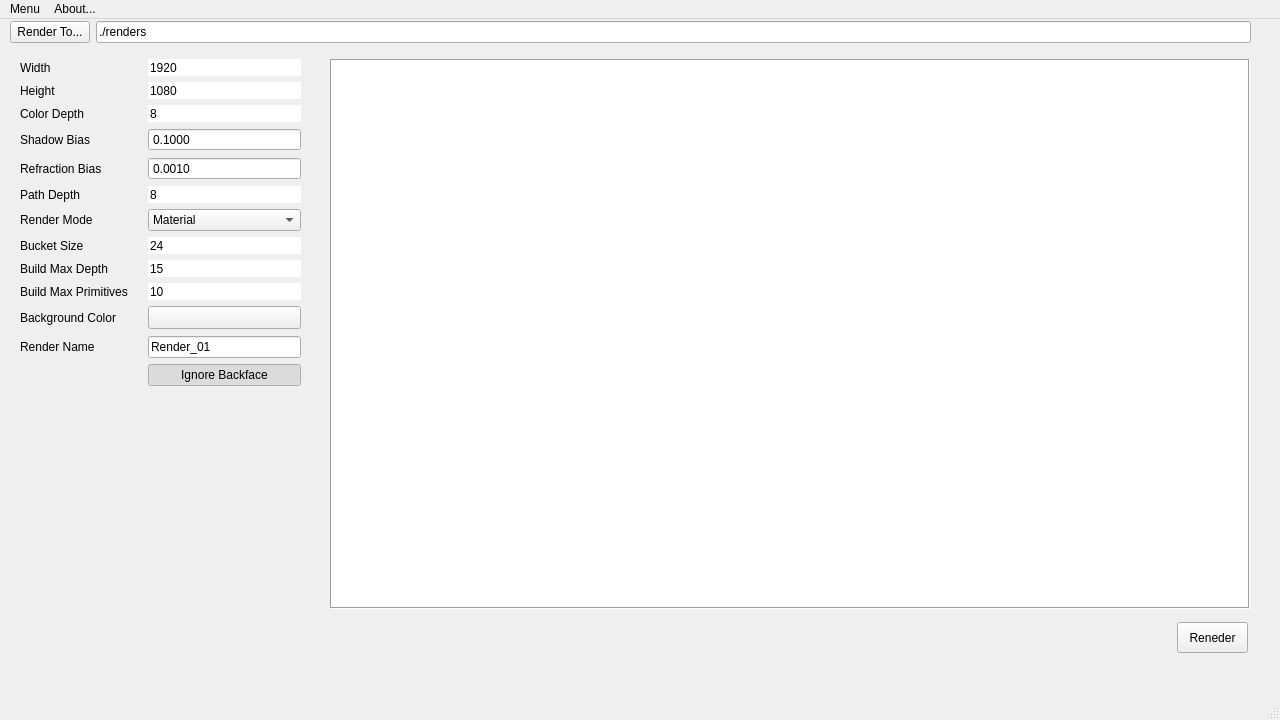
First picture: the form in Qt_UI/rsc/RayTracer.ui, repository AleksKovachev/RayTracer, before the edit.
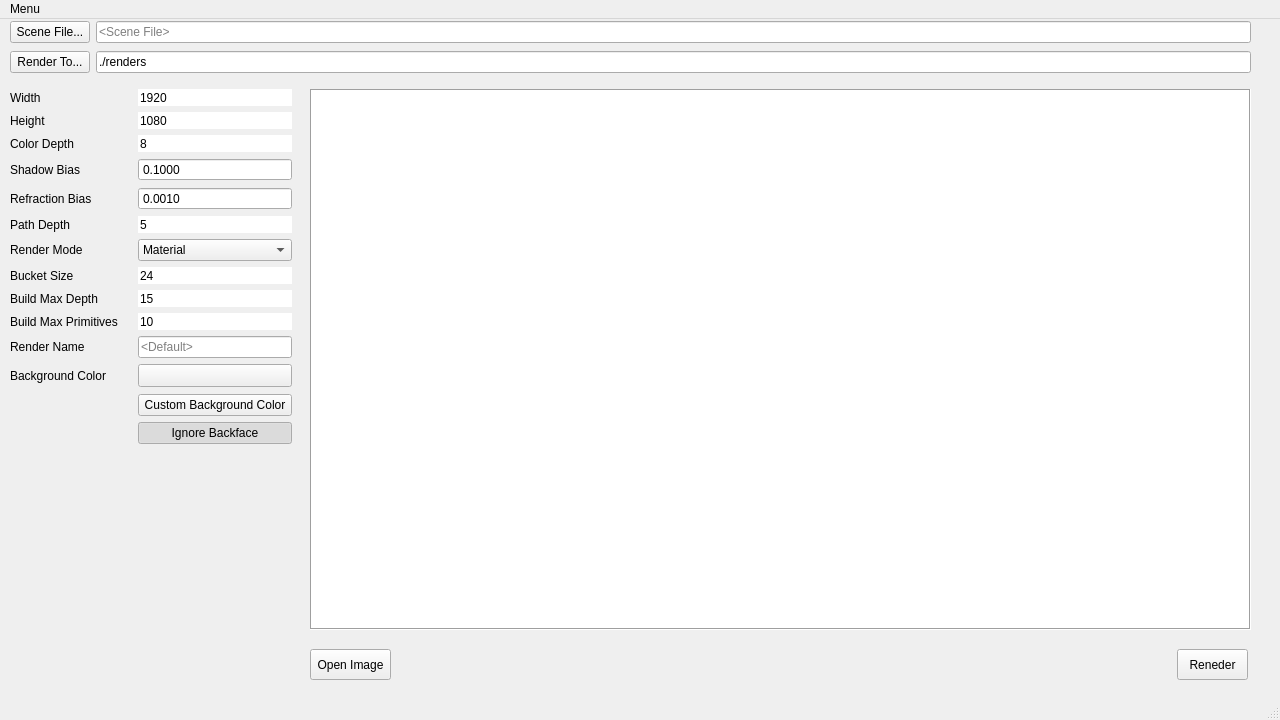
Second picture: the form after the edit. Icons and pictures are not drawn.

The edit to the form file:
```diff
--- a/Qt_UI/rsc/RayTracer.ui
+++ b/Qt_UI/rsc/RayTracer.ui
@@ -12,8 +12,14 @@
   </property>
   <property name="minimumSize">
    <size>
-    <width>800</width>
-    <height>600</height>
+    <width>1280</width>
+    <height>720</height>
+   </size>
+  </property>
+  <property name="maximumSize">
+   <size>
+    <width>1280</width>
+    <height>720</height>
    </size>
   </property>
   <property name="windowTitle">
@@ -23,10 +29,10 @@
    <widget class="QWidget" name="formLayoutWidget">
     <property name="geometry">
      <rect>
-      <x>20</x>
-      <y>40</y>
-      <width>281</width>
-      <height>351</height>
+      <x>10</x>
+      <y>70</y>
+      <width>282</width>
+      <height>387</height>
      </rect>
     </property>
     <layout class="QFormLayout" name="mainSettings">
@@ -137,7 +143,7 @@
      <item row="2" column="1">
       <widget class="QSpinBox" name="colorDepthSpin">
        <property name="toolTip">
-        <string>Color precision. The higher the color depth - the more color nuances will be produced. Defaults to 8-bit color, which makes each color component have a maximum value of 255, for a total of 16,777,216 colors.</string>
+        <string>Color precision. The higher the color depth - the more color nuances will be produced. Defaults to 8-bit color, which makes each color component have a maximum value of 255, for a total of 16,777,216 colors. Currently not set up.</string>
        </property>
        <property name="wrapping">
         <bool>false</bool>
@@ -145,6 +151,9 @@
        <property name="frame">
         <bool>false</bool>
        </property>
+       <property name="readOnly">
+        <bool>true</bool>
+       </property>
        <property name="buttonSymbols">
         <enum>QAbstractSpinBox::ButtonSymbols::NoButtons</enum>
        </property>
@@ -176,7 +185,7 @@
       </widget>
      </item>
      <item row="3" column="1">
-      <widget class="QDoubleSpinBox" name="shadowBianSpin">
+      <widget class="QDoubleSpinBox" name="shadowBiasSpin">
        <property name="toolTip">
         <string>Precision fix for shadow rays. Use for correcting shadow artifacts when rendering diffuse objects.</string>
        </property>
@@ -208,7 +217,7 @@
       </widget>
      </item>
      <item row="4" column="1">
-      <widget class="QDoubleSpinBox" name="refractBianSpin">
+      <widget class="QDoubleSpinBox" name="refractBiasSpin">
        <property name="toolTip">
         <string>Precision fix for refraction rays. Use for correcting refraction artifacts when rendering semi-transparent objects.</string>
        </property>
@@ -230,7 +239,7 @@
       </widget>
      </item>
      <item row="5" column="0">
-      <widget class="QLabel" name="pathDepthLabel_2">
+      <widget class="QLabel" name="pathDepthLabel">
        <property name="toolTip">
         <string>The number of times a ray can be reflected or refracted before it stops calculating.</string>
        </property>
@@ -263,7 +272,7 @@
         <number>100</number>
        </property>
        <property name="value">
-        <number>8</number>
+        <number>5</number>
        </property>
        <property name="displayIntegerBase">
         <number>10</number>
@@ -334,7 +343,7 @@
       </widget>
      </item>
      <item row="7" column="1">
-      <widget class="QSpinBox" name="resHeightSpin_2">
+      <widget class="QSpinBox" name="bucketSizeSpin">
        <property name="toolTip">
         <string>The size of each render bucket. Defaults to 24x24 pixels.</string>
        </property>
@@ -446,7 +455,49 @@
        </property>
       </widget>
      </item>
+     <item row="13" column="1">
+      <widget class="QPushButton" name="ignoreBackfaceBtn">
+       <property name="toolTip">
+        <string>Should the back faces of the triangles be rendered or ignored.</string>
+       </property>
+       <property name="text">
+        <string>Ignore Backface</string>
+       </property>
+       <property name="checkable">
+        <bool>true</bool>
+       </property>
+       <property name="checked">
+        <bool>true</bool>
+       </property>
+       <property name="flat">
+        <bool>false</bool>
+       </property>
+      </widget>
+     </item>
      <item row="10" column="0">
+      <widget class="QLabel" name="rendNameLabel">
+       <property name="toolTip">
+        <string>The name of the rendered image. If not set, it will use the name of the scene file.</string>
+       </property>
+       <property name="text">
+        <string>Render Name</string>
+       </property>
+      </widget>
+     </item>
+     <item row="10" column="1">
+      <widget class="QLineEdit" name="rendNameEntry">
+       <property name="toolTip">
+        <string>The name of the rendered image. If not set, it will use the name of the scene file.</string>
+       </property>
+       <property name="text">
+        <string/>
+       </property>
+       <property name="placeholderText">
+        <string>&lt;Default&gt;</string>
+       </property>
+      </widget>
+     </item>
+     <item row="11" column="0">
       <widget class="QLabel" name="colorPreviewLabel">
        <property name="minimumSize">
         <size>
@@ -465,7 +516,7 @@
        </property>
       </widget>
      </item>
-     <item row="10" column="1">
+     <item row="11" column="1">
       <widget class="QToolButton" name="colorPickerBtn">
        <property name="sizePolicy">
         <sizepolicy hsizetype="Minimum" vsizetype="Fixed">
@@ -473,9 +524,18 @@
          <verstretch>0</verstretch>
         </sizepolicy>
        </property>
+       <property name="cursor">
+        <cursorShape>PointingHandCursor</cursorShape>
+       </property>
        <property name="toolTip">
         <string>Click to select a color</string>
        </property>
+       <property name="autoFillBackground">
+        <bool>false</bool>
+       </property>
+       <property name="styleSheet">
+        <string notr="true"/>
+       </property>
        <property name="text">
         <string/>
        </property>
@@ -491,44 +551,36 @@
        <property name="autoExclusive">
         <bool>false</bool>
        </property>
+       <property name="toolButtonStyle">
+        <enum>Qt::ToolButtonStyle::ToolButtonIconOnly</enum>
+       </property>
        <property name="autoRaise">
         <bool>false</bool>
        </property>
-      </widget>
-     </item>
-     <item row="11" column="0">
-      <widget class="QLabel" name="rendNameLabel">
-       <property name="toolTip">
-        <string>The name of the rendered image.</string>
-       </property>
-       <property name="text">
-        <string>Render Name</string>
-       </property>
-      </widget>
-     </item>
-     <item row="11" column="1">
-      <widget class="QLineEdit" name="rendNameEntry">
-       <property name="toolTip">
-        <string>The name of the rendered image.</string>
-       </property>
-       <property name="text">
-        <string>Render_01</string>
+       <property name="arrowType">
+        <enum>Qt::ArrowType::NoArrow</enum>
        </property>
       </widget>
      </item>
      <item row="12" column="1">
-      <widget class="QPushButton" name="ignoreBackfaceBtn">
+      <widget class="QPushButton" name="overrideBGColorBtn">
        <property name="toolTip">
         <string>Should the back faces of the triangles be rendered or ignored.</string>
        </property>
        <property name="text">
-        <string>Ignore Backface</string>
+        <string>Custom Background Color</string>
        </property>
        <property name="checkable">
         <bool>true</bool>
        </property>
        <property name="checked">
-        <bool>true</bool>
+        <bool>false</bool>
+       </property>
+       <property name="default">
+        <bool>false</bool>
+       </property>
+       <property name="flat">
+        <bool>false</bool>
        </property>
       </widget>
      </item>
@@ -545,6 +597,54 @@
     </property>
     <layout class="QHBoxLayout" name="horizontalLayout">
      <item>
+      <widget class="QPushButton" name="sceneFileBtn">
+       <property name="toolTip">
+        <string>Choose a scene file to be processed and rendered.</string>
+       </property>
+       <property name="text">
+        <string>Scene File...</string>
+       </property>
+      </widget>
+     </item>
+     <item>
+      <widget class="QLineEdit" name="sceneFileEntry">
+       <property name="toolTip">
+        <string>The scene file to be processed and rendered.</string>
+       </property>
+       <property name="text">
+        <string/>
+       </property>
+       <property name="placeholderText">
+        <string>&lt;Scene File&gt;</string>
+       </property>
+      </widget>
+     </item>
+    </layout>
+   </widget>
+   <widget class="QPushButton" name="renderBtn">
+    <property name="geometry">
+     <rect>
+      <x>1177</x>
+      <y>630</y>
+      <width>71</width>
+      <height>31</height>
+     </rect>
+    </property>
+    <property name="text">
+     <string>Reneder</string>
+    </property>
+   </widget>
+   <widget class="QWidget" name="horizontalLayoutWidget_2">
+    <property name="geometry">
+     <rect>
+      <x>10</x>
+      <y>30</y>
+      <width>1241</width>
+      <height>26</height>
+     </rect>
+    </property>
+    <layout class="QHBoxLayout" name="horizontalLayout_2">
+     <item>
       <widget class="QPushButton" name="saveDirBtn">
        <property name="toolTip">
         <string>Choose a directory to output the rendered image.</string>
@@ -562,34 +662,100 @@
        <property name="text">
         <string>./renders</string>
        </property>
+       <property name="placeholderText">
+        <string/>
+       </property>
       </widget>
      </item>
     </layout>
    </widget>
-   <widget class="QGraphicsView" name="graphicsView">
+   <widget class="QWidget" name="verticalLayoutWidget">
     <property name="geometry">
      <rect>
-      <x>330</x>
-      <y>40</y>
-      <width>920</width>
-      <height>550</height>
+      <x>310</x>
+      <y>70</y>
+      <width>941</width>
+      <height>541</height>
      </rect>
     </property>
-    <property name="frameShape">
-     <enum>QFrame::Shape::Box</enum>
+    <layout class="QVBoxLayout" name="viewportLayout">
+     <item>
+      <widget class="QGraphicsView" name="qViewport">
+       <property name="frameShape">
+        <enum>QFrame::Shape::Box</enum>
+       </property>
+      </widget>
+     </item>
+    </layout>
+   </widget>
+   <widget class="QPushButton" name="openImgBtn">
+    <property name="geometry">
+     <rect>
+      <x>310</x>
+      <y>630</y>
+      <width>81</width>
+      <height>31</height>
+     </rect>
     </property>
+    <property name="text">
+     <string>Open Image</string>
+    </property>
    </widget>
-   <widget class="QPushButton" name="renderBtn">
+   <widget class="QPushButton" name="zoomResetBtn">
     <property name="geometry">
      <rect>
-      <x>1177</x>
-      <y>603</y>
-      <width>71</width>
+      <x>1210</x>
+      <y>80</y>
+      <width>31</width>
       <height>31</height>
      </rect>
     </property>
     <property name="text">
-     <string>Reneder</string>
+     <string/>
+    </property>
+    <property name="icon">
+     <iconset theme="QIcon::ThemeIcon::ViewFullscreen"/>
+    </property>
+    <property name="flat">
+     <bool>true</bool>
+    </property>
+   </widget>
+   <widget class="QPushButton" name="nextImgBtn">
+    <property name="geometry">
+     <rect>
+      <x>780</x>
+      <y>610</y>
+      <width>31</width>
+      <height>31</height>
+     </rect>
+    </property>
+    <property name="text">
+     <string/>
+    </property>
+    <property name="icon">
+     <iconset theme="QIcon::ThemeIcon::GoNext"/>
+    </property>
+    <property name="flat">
+     <bool>true</bool>
+    </property>
+   </widget>
+   <widget class="QPushButton" name="prevImgBtn">
+    <property name="geometry">
+     <rect>
+      <x>750</x>
+      <y>610</y>
+      <width>31</width>
+      <height>31</height>
+     </rect>
+    </property>
+    <property name="text">
+     <string/>
+    </property>
+    <property name="icon">
+     <iconset theme="QIcon::ThemeIcon::GoPrevious"/>
+    </property>
+    <property name="flat">
+     <bool>true</bool>
     </property>
    </widget>
   </widget>
@@ -610,13 +776,7 @@
     <addaction name="separator"/>
     <addaction name="actionExit"/>
    </widget>
-   <widget class="QMenu" name="menuAbout">
-    <property name="title">
-     <string>About...</string>
-    </property>
-   </widget>
    <addaction name="menuMenu"/>
-   <addaction name="menuAbout"/>
   </widget>
   <widget class="QStatusBar" name="statusbar"/>
   <action name="actionRender">
```
